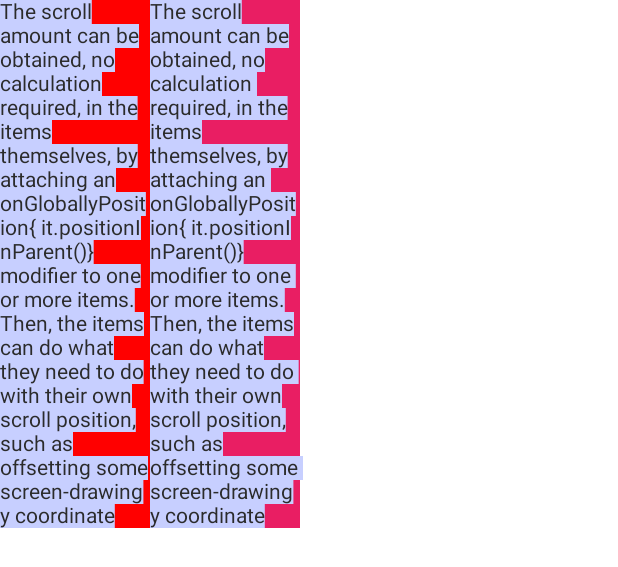
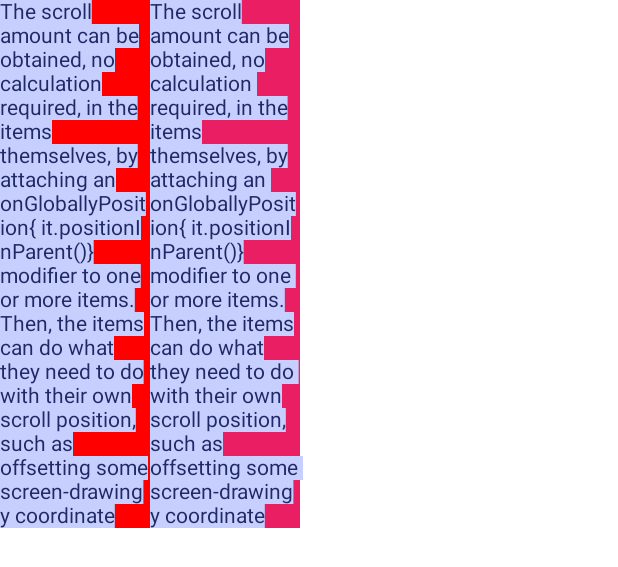
Before and after one commit to maksimillano/rabbit-newsfeed-compose, an Android app built with Jetpack Compose: the @Preview function TextCalculatorTest, on a phone screen of 412 x 824 dp. Shown: the top 567 px of the screen. Run offline under Robolectric (Android 15) with nearby library versions, the phone set to English and light mode, and no system bars.

Commit message:
Text calculator fix

```diff
--- a/shared/src/androidMain/kotlin/com/maksimillano/TextCalculatorTest.kt
+++ b/shared/src/androidMain/kotlin/com/maksimillano/TextCalculatorTest.kt
@@ -11,11 +11,15 @@ import androidx.compose.runtime.Composable
 import androidx.compose.runtime.remember
 import androidx.compose.ui.Modifier
 import androidx.compose.ui.graphics.Color
+import androidx.compose.ui.layout.onSizeChanged
+import androidx.compose.ui.platform.LocalDensity
+import androidx.compose.ui.text.PlatformTextStyle
 import androidx.compose.ui.text.TextStyle
 import androidx.compose.ui.text.rememberTextMeasurer
 import androidx.compose.ui.text.style.LineHeightStyle
 import androidx.compose.ui.text.style.TextIndent
 import androidx.compose.ui.tooling.preview.Preview
+import androidx.compose.ui.unit.TextUnit
 import androidx.compose.ui.unit.dp
 import androidx.compose.ui.unit.sp
 import com.maksimillano.presentation.features.newsfeed.TextCalculator
@@ -29,23 +33,31 @@ fun TextCalculatorTest() {
     val width = 100.dp
     val textMeasurer = rememberTextMeasurer()
     val dpToPx = width.dpToPx()
+    val lineHeight = 14.sp
     val style = TextStyle(
-        fontSize = 14.sp,
-        color = Color(0xFF2B2B2B),
+        fontSize = lineHeight,
+        color = Color(0xFF1F2966),
         background = Color(0xFFC7CFFF),
         textIndent = TextIndent(),
-        lineHeightStyle = LineHeightStyle(
-            trim = LineHeightStyle.Trim.None,
-            alignment = LineHeightStyle.Alignment.Top
-        )
+        platformStyle = PlatformTextStyle(
+            includeFontPadding = false
+        ),
+//        lineHeightStyle = LineHeightStyle(
+//            trim = LineHeightStyle.Trim.FirstLineTop,
+//            alignment = LineHeightStyle.Alignment.Center
+//        )
     )
-    val text = "The scroll amount can be obtained, no calculation required, in the items themselves, by attaching an onGloballyPosition{ it.positionInParent()} modifier to one or more items. Then, the items can do what they need to do with their own scroll position, such as offsetting some screen-drawing y coordinate"
+    val text =
+        "The scroll amount can be obtained, no calculation required, in the items themselves, by attaching an onGloballyPosition{ it.positionInParent()} modifier to one or more items. Then, the items can do what they need to do with their own scroll position, such as offsetting some screen-drawing y coordinate"
+    // val density = LocalDensity.current.density
+    // val scale = LocalDensity.current.fontScale
     val textCalculator: TextCalculator = remember {
         val config = TextCalculatorImpl.TextCalculatorConfig(
             textMeasurer = textMeasurer,
             widthProvider = { dpToPx },
             textStyleProvider = { style },
-            maxLineEntry = 4
+            maxLineEntry = 4,
+            lineTextProvider = { 54f }
         )
         TextCalculatorImpl(config)
     }
@@ -56,9 +68,21 @@ fun TextCalculatorTest() {
     Row(modifier = Modifier.fillMaxWidth()) {
         Text(text = text, style = style, modifier = Modifier
             .width(width)
-            .background(Color.Red))
+            .background(Color.Red)
+            .onSizeChanged {
+                val height = it.height
+                val lineH = height / 22
+                println(lineH)
+            }
+        )
 
-        Column {
+        Column(
+            modifier = Modifier
+                .onSizeChanged {
+                    val height = it.height
+                    println()
+                }
+        ) {
             strings.forEach { textResult ->
                 Text(text = textResult.text, style = style,
                     modifier = Modifier
@@ -70,3 +94,9 @@ fun TextCalculatorTest() {
     }
 
 }
+
+// sp(TextUnit) → px(Float)
+@Composable
+internal fun TextUnit.spToPx(): Float {
+    return this.value * LocalDensity.current.fontScale
+}
--- a/shared/src/commonMain/kotlin/com/maksimillano/presentation/features/newsfeed/TextCalculator.kt
+++ b/shared/src/commonMain/kotlin/com/maksimillano/presentation/features/newsfeed/TextCalculator.kt
@@ -4,6 +4,6 @@ interface TextCalculator {
     fun calculate(text: String): List<TextResult>
     data class TextResult(
         val text: String,
-        val height: Int
+        val height: Float
     )
 }
--- a/shared/src/commonMain/kotlin/com/maksimillano/presentation/features/newsfeed/TextCalculatorImpl.kt
+++ b/shared/src/commonMain/kotlin/com/maksimillano/presentation/features/newsfeed/TextCalculatorImpl.kt
@@ -11,14 +11,15 @@ class TextCalculatorImpl(
     private val config: TextCalculatorConfig
 ) : TextCalculator {
     override fun calculate(text: String): List<TextCalculator.TextResult> {
+        val style = config.textStyleProvider()
         val measureResults = config.textMeasurer.measure(
             text = text,
-            style = config.textStyleProvider(),
+            style = style,
             constraints = Constraints.fixedWidth(config.widthProvider())
         )
         val entriesCount = ceil(measureResults.lineCount.toFloat() / config.maxLineEntry).roundToInt()
 
-        val lineHeight = measureResults.size.height / measureResults.lineCount
+        val lineHeight: Float = measureResults.size.height / measureResults.lineCount.toFloat()
         val entries =  (0 until entriesCount).map {
             val startLine = config.maxLineEntry * it
             val endLine = min(startLine + config.maxLineEntry - 1, measureResults.lineCount - 1)
@@ -28,7 +29,7 @@ class TextCalculatorImpl(
             val endOffset = measureResults.getLineEnd(endLine)
             TextCalculator.TextResult(
                 text = text.substring(startOffset, endOffset),
-                height = (lineHeight * linesCount).toInt()
+                height = lineHeight * linesCount
             )
         }
         return entries
@@ -38,6 +39,7 @@ class TextCalculatorImpl(
         val textMeasurer: TextMeasurer,
         val widthProvider: () -> Int,
         val textStyleProvider: () -> TextStyle,
-        val maxLineEntry: Int
+        val maxLineEntry: Int,
+        val lineTextProvider: () -> Float = { 0f },
     )
 }
--- a/shared/src/commonMain/kotlin/com/maksimillano/presentation/features/newsfeed/entries/TextEntry.kt
+++ b/shared/src/commonMain/kotlin/com/maksimillano/presentation/features/newsfeed/entries/TextEntry.kt
@@ -21,7 +21,7 @@ import com.maksimillano.util.pxToDp
 data class TextEntry(
     private val text: String,
     private val post: Post,
-    private val height: Int,
+    private val height: Float,
     private val textPart: EntryPart,
 ) : FeedDisplayEntry {
 
--- a/shared/src/commonMain/kotlin/com/maksimillano/util/DensityUtils.kt
+++ b/shared/src/commonMain/kotlin/com/maksimillano/util/DensityUtils.kt
@@ -13,7 +13,7 @@ fun Int.pxToDp(): Dp {
 
 @Composable
 fun Float.pxToDp(): Dp {
-    return (this / LocalDensity.current.density).toInt().dp
+    return (this / LocalDensity.current.density).dp
 }
 
 @Composable
```
